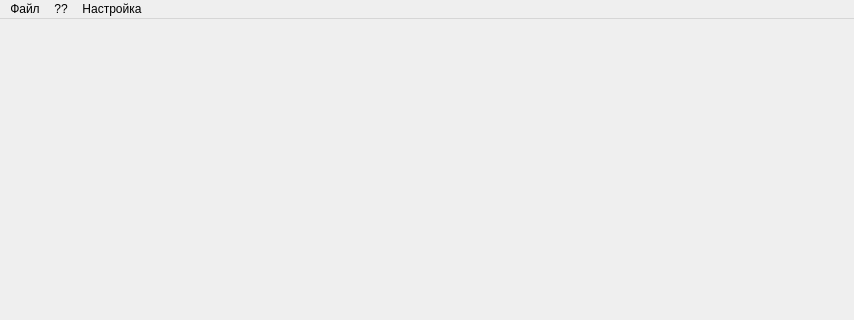
Qt form mainwindow.ui (eastpriSs/Knight) before a commit; both pictures show x 0 to 854 and y 0 to 320 of the 854 by 526 pixel window.
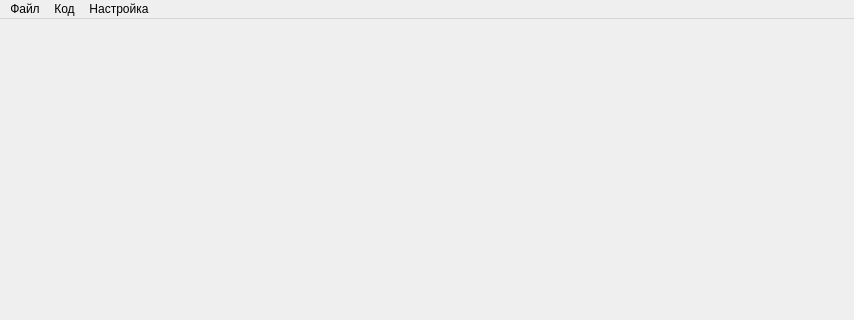
The same form after that commit.

What changed in the file:
```diff
--- a/mainwindow.ui
+++ b/mainwindow.ui
@@ -39,7 +39,7 @@
    </widget>
    <widget class="QMenu" name="menu_F5">
     <property name="title">
-     <string>??</string>
+     <string>Код</string>
     </property>
     <addaction name="sendAction"/>
    </widget>
```
